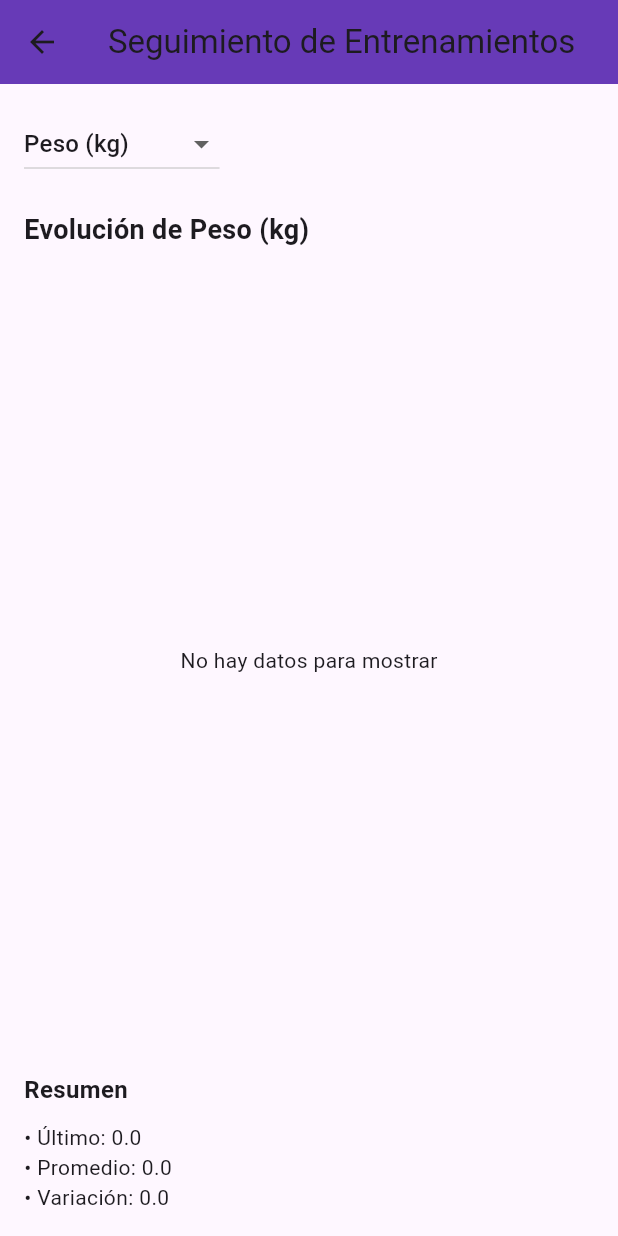
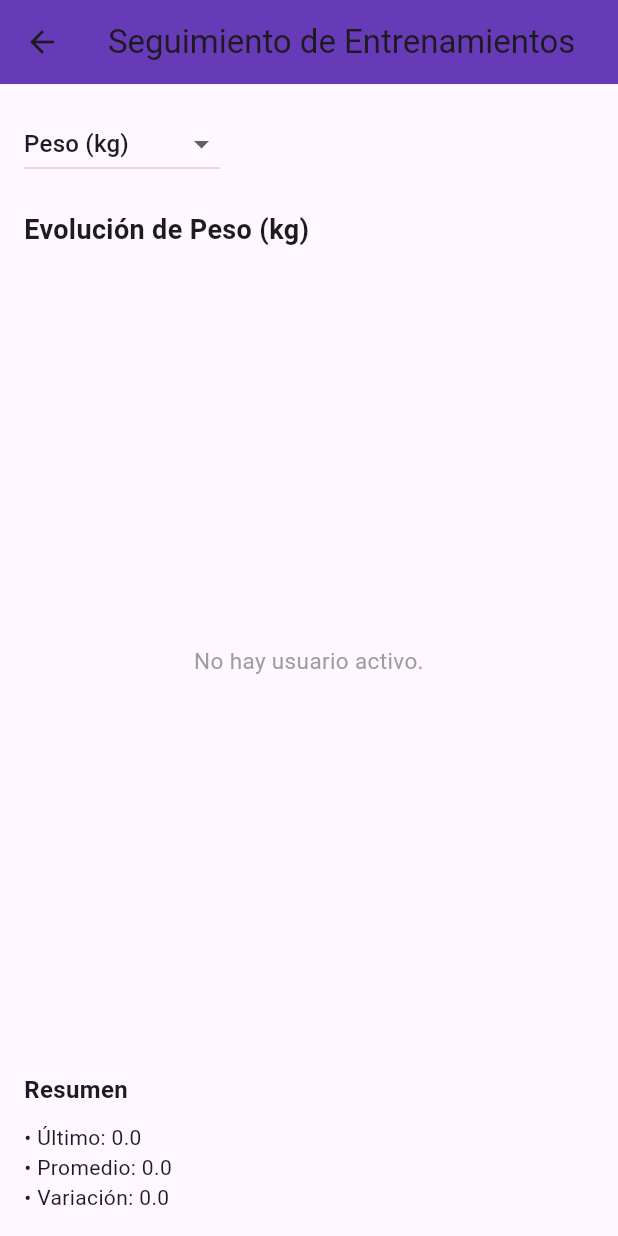
Before and after one commit to DanteFarfan/myapp, a Flutter app: the SeguimientoScreen screen opened directly, on a phone screen of 412 x 824 dp. Run offline on Flutter 3.47's test engine with Material 3 defaults, Android fonts, the phone set to English and light mode, and no system bars; our stand-ins replace fl_chart, sqflite, table_calendar; accounts and stored records are empty.

Commit message:
seguimiento info

```diff
--- a/lib/main.dart
+++ b/lib/main.dart
@@ -10,7 +10,7 @@ import 'package:myapp/database/db_helper.dart';
 void main() async {
   WidgetsFlutterBinding.ensureInitialized();
 
-  await DBHelper.borrarBaseDeDatos();
+  // await DBHelper.borrarBaseDeDatos();
 
   await initializeDateFormatting('es_ES', null);
   runApp(const MyApp());
--- a/lib/view/seguimiento_screen.dart
+++ b/lib/view/seguimiento_screen.dart
@@ -50,6 +50,7 @@ class _SeguimientoScreenState extends State<SeguimientoScreen> {
   List<double> valores = [];
   List<String> fechas = [];
   TipoDato tipoSeleccionado = TipoDato.peso;
+  String? _errorMsg; // <-- Agrega esta variable
 
   @override
   void initState() {
@@ -64,6 +65,7 @@ class _SeguimientoScreenState extends State<SeguimientoScreen> {
         spots = [];
         valores = [];
         fechas = [];
+        _errorMsg = 'No hay usuario activo.';
       });
       return;
     }
@@ -155,6 +157,7 @@ class _SeguimientoScreenState extends State<SeguimientoScreen> {
         spots = [];
         valores = [];
         fechas = [];
+        _errorMsg = 'No hay datos para mostrar para el tipo seleccionado.\n';
       });
       return;
     }
@@ -181,6 +184,7 @@ class _SeguimientoScreenState extends State<SeguimientoScreen> {
         valores.length,
         (i) => FlSpot(i.toDouble() + 1, valores[i]),
       );
+      _errorMsg = null;
     });
   }
 
@@ -235,7 +239,20 @@ class _SeguimientoScreenState extends State<SeguimientoScreen> {
             Expanded(
               child:
                   valores.isEmpty
-                      ? const Center(child: Text('No hay datos para mostrar'))
+                      ? Center(
+                        child: Padding(
+                          padding: const EdgeInsets.symmetric(horizontal: 16.0),
+                          child: Text(
+                            // Mostrar solo el error más reciente si existe
+                            _errorMsg ?? 'No hay datos para mostrar.',
+                            textAlign: TextAlign.center,
+                            style: const TextStyle(
+                              fontSize: 15,
+                              color: Colors.grey,
+                            ),
+                          ),
+                        ),
+                      )
                       : AspectRatio(
                         aspectRatio: 1.7,
                         child: LineChart(
```
Also changed, not shown: 4 other files.
